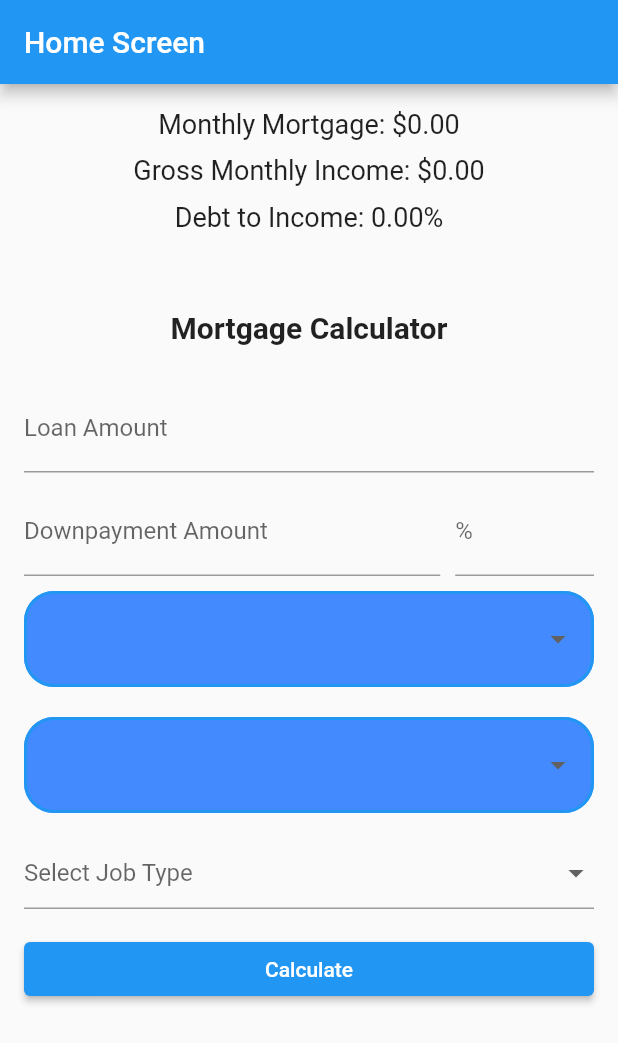
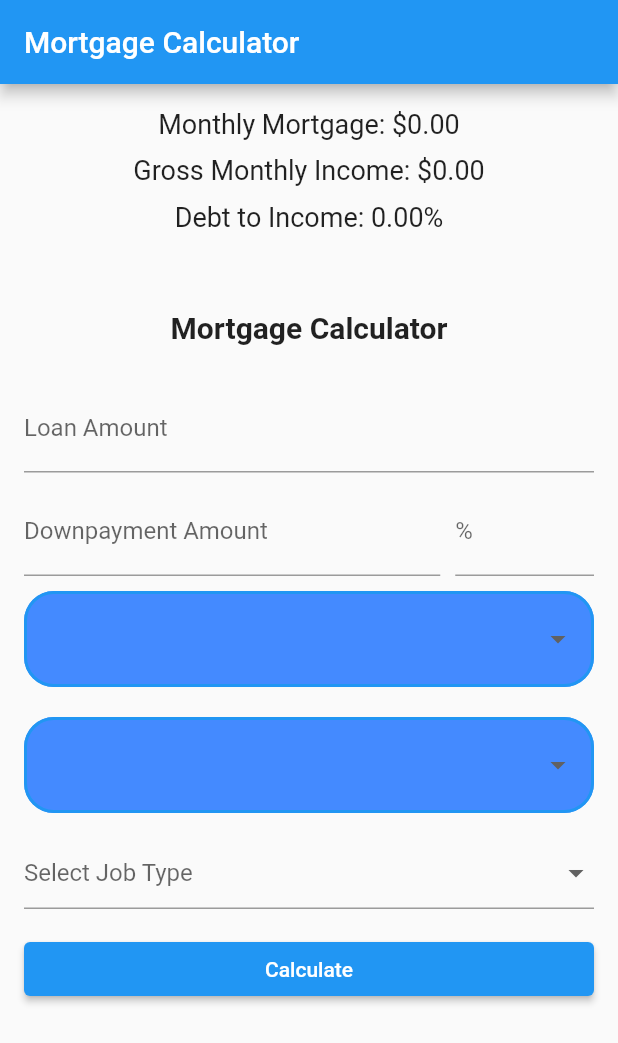
Before and after one commit to Walt-20/flutter-projects, a Flutter app: the screen it shows after launch, on a phone screen of 412 x 824 dp. Shown: the top 1043 px of the screen. Run offline on Flutter 3.47's test engine with Material 2 defaults, Android fonts, the phone set to English and light mode, and no system bars.

Commit message:
updated title

```diff
--- a/mortgage_calculator/lib/screens/home_screen.dart
+++ b/mortgage_calculator/lib/screens/home_screen.dart
@@ -125,7 +125,7 @@ class HomeScreenState extends State<HomeScreen> {
     final sharedData = Provider.of<SharedData>(context, listen: false);
     return Scaffold(
       appBar: AppBar(
-        title: const Text('Home Screen'),
+        title: const Text('Mortgage Calculator'),
       ),
       body: SingleChildScrollView(
         child: Column(
```
